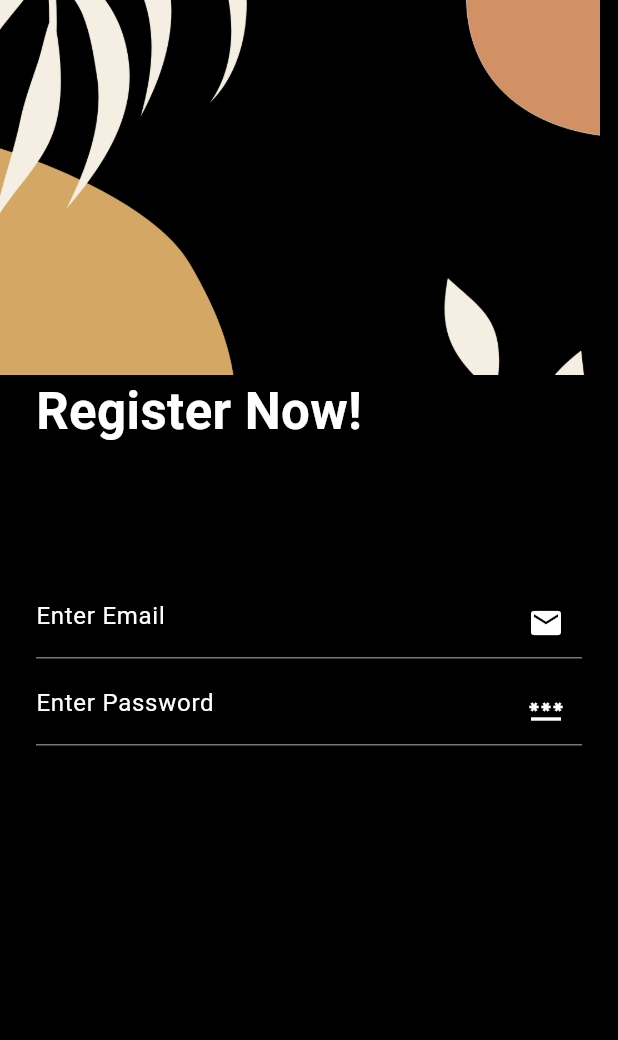
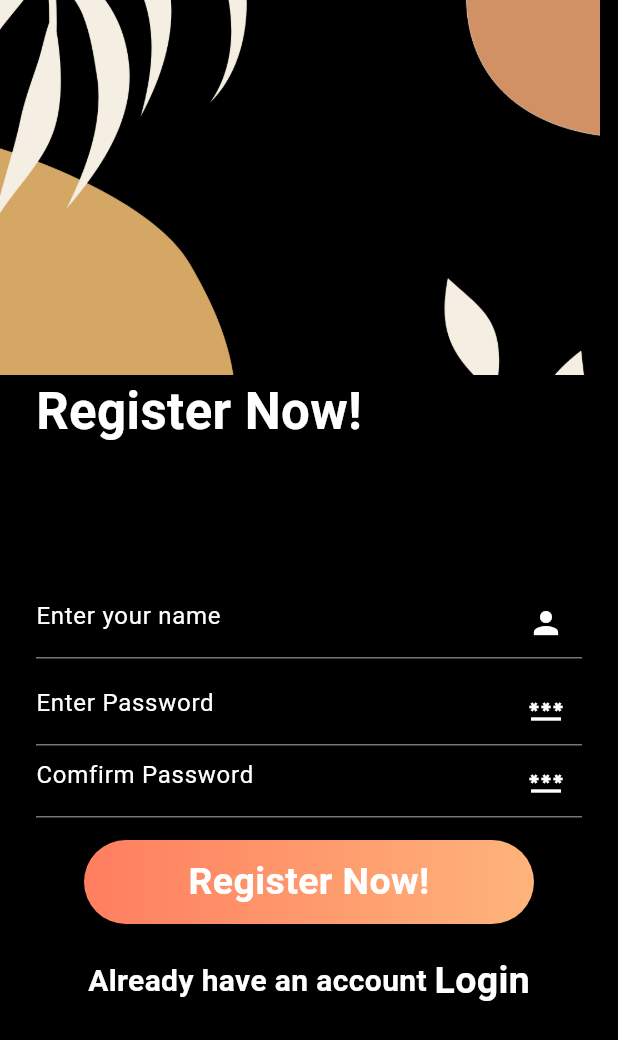
Before and after one commit to Anedtech/locality_chat, a Flutter app: the RegisterPage screen opened by its route, on a phone screen of 412 x 824 dp. Shown: the top 1040 px of the screen. Run offline on Flutter 3.47's test engine with Material 3 defaults, Android fonts, the phone set to English and light mode, and no system bars.

Commit message:
todays update

```diff
--- a/lib/register_page.dart
+++ b/lib/register_page.dart
@@ -1,4 +1,5 @@
 import 'package:flutter/material.dart';
+import 'package:locality_chat/login_page.dart';
 
 class RegisterPage extends StatelessWidget {
   const RegisterPage({super.key});
@@ -28,12 +29,12 @@ class RegisterPage extends StatelessWidget {
           ),
           SizedBox(height: 92),
           Padding(
-            padding: const EdgeInsets.only(left: 24, right: 24),
+            padding: const EdgeInsets.only(right: 24, left: 24),
             child: TextField(
               decoration: InputDecoration(
-                hintText: 'Enter Email',
+                hintText: 'Enter your name',
                 hintStyle: TextStyle(color: Colors.white),
-                suffixIcon: Icon(Icons.email, color: Colors.white),
+                suffixIcon: Icon(Icons.person, color: Colors.white),
               ),
             ),
           ),
@@ -48,6 +49,75 @@ class RegisterPage extends StatelessWidget {
               ),
             ),
           ),
+          Padding(
+            padding: const EdgeInsets.only(right: 24, left: 24),
+            child: TextField(
+              decoration: InputDecoration(
+                hintText: 'Comfirm Password',
+                hintStyle: TextStyle(color: Colors.white),
+                suffixIcon: Icon(Icons.password, color: Colors.white),
+              ),
+            ),
+          ),
+          SizedBox(height: 15),
+          Row(
+            mainAxisAlignment: MainAxisAlignment.center,
+            children: [
+              Padding(
+                padding: const EdgeInsets.only(left: 20, right: 20),
+                child: Container(
+                  width: 300,
+                  padding: EdgeInsets.all(10),
+                  decoration: BoxDecoration(
+                    borderRadius: BorderRadius.circular(30),
+                    gradient: LinearGradient(
+                      colors: [Color(0xFFFF7E5F), Color(0xFFFEB47B)],
+                    ),
+                  ),
+                  child: Text(
+                    'Register Now!',
+                    style: TextStyle(
+                      color: Colors.white,
+                      fontSize: 25,
+                      fontWeight: FontWeight.bold,
+                    ),
+                    textAlign: TextAlign.center,
+                  ),
+                ),
+              ),
+            ],
+          ),
+          SizedBox(height: 20),
+          Row(
+            mainAxisAlignment: MainAxisAlignment.center,
+            children: [
+              Text(
+                'Already have an account',
+                style: TextStyle(
+                  color: Colors.white,
+                  fontSize: 20,
+                  fontWeight: FontWeight.bold,
+                ),
+              ),
+              SizedBox(width: 5),
+              GestureDetector(
+                onTap: () {
+                  Navigator.push(
+                    context,
+                    MaterialPageRoute(builder: (context) => LoginPage()),
+                  );
+                },
+                child: Text(
+                  'Login',
+                  style: TextStyle(
+                    color: Colors.white,
+                    fontSize: 25,
+                    fontWeight: FontWeight.bold,
+                  ),
+                ),
+              ),
+            ],
+          ),
         ],
       ),
     );
```
